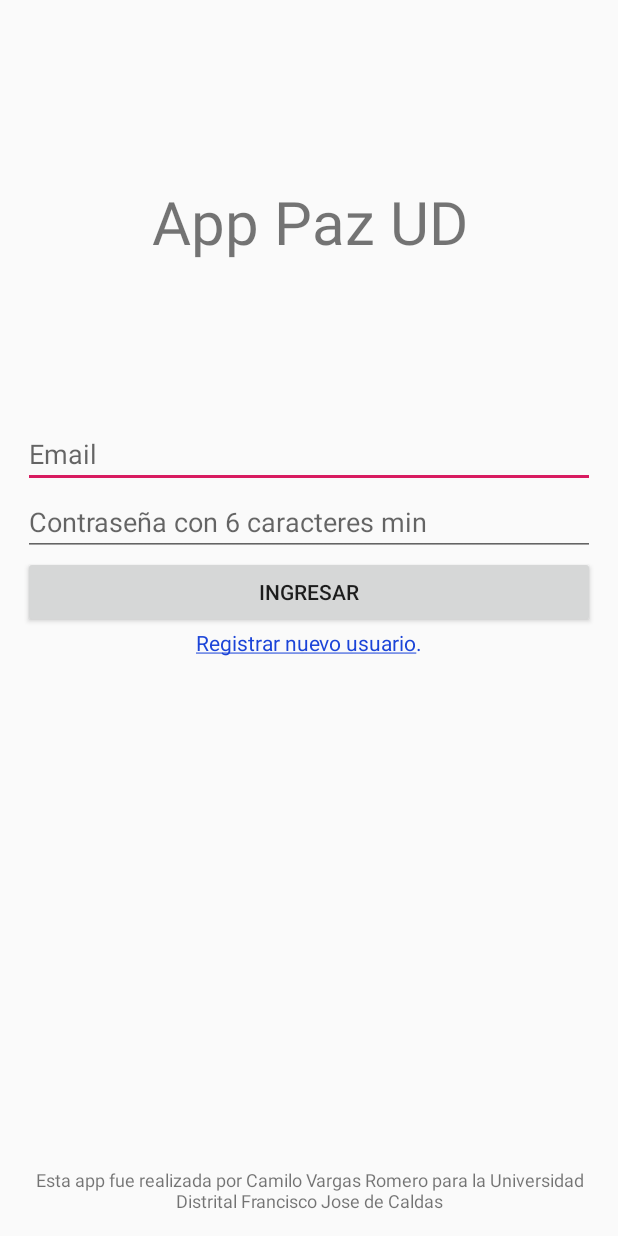
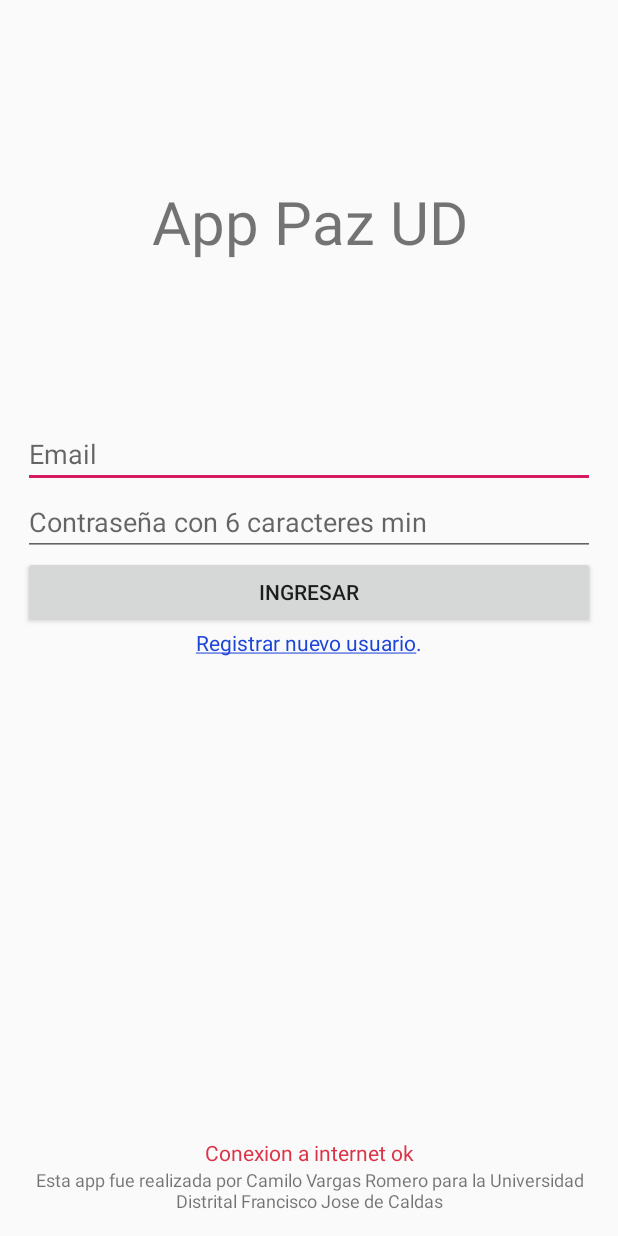
Before and after one commit to camilonfs1/EntornoPazUDTesis, an Android app: the layout activity_main.xml on its own in the app's theme, with its tools: preview values and no code run, on a phone screen of 412 x 824 dp. Run offline under Robolectric (Android 15) with nearby library versions, the phone set to English and light mode, and no system bars.

Commit message:
Check Internet conection works ok in MainActivity

```diff
--- a/app/src/main/java/com/example/entornopazud/Clases/User.kt
+++ b/app/src/main/java/com/example/entornopazud/Clases/User.kt
@@ -1,6 +1,7 @@
 package com.example.entornopazud.Clases
 
 class User( name: String,   email: String, id: String, roll: String){
+    /* This class is de dataClase Users in data base firebase has the same structure*/
     var name: String = ""
     var email: String= ""
     var id: String = ""
--- a/app/src/main/res/layout/activity_main.xml
+++ b/app/src/main/res/layout/activity_main.xml
@@ -64,6 +64,15 @@
         android:layout_weight="1"
         android:gravity="bottom">
         <TextView
+            android:id="@+id/txtInternetConection1"
+            android:layout_width="match_parent"
+            android:layout_height="wrap_content"
+            android:text="Conexion a internet ok"
+            android:textAlignment="center"
+            android:textSize="14dp"
+            android:textColor="#DC3347"
+            />
+        <TextView
             android:layout_width="match_parent"
             android:layout_height="wrap_content"
             android:text="@string/comentari"
```
Also changed, not shown: app/src/main/java/com/example/entornopazud/Activities/CRUD_Student_main.kt (+16 -9 lines), app/src/main/java/com/example/entornopazud/Activities/MainActivity.kt (+16 -0 lines), app/src/main/java/com/example/entornopazud/Activities/MainRegister.kt (+6 -4 lines), app/src/main/java/com/example/entornopazud/Adapters/Adapter_Students.kt (+4 -4 lines), app/src/main/java/com/example/entornopazud/Interfaces/iComunicationFragmentsTeacher.kt (added, +10 -0 lines).
